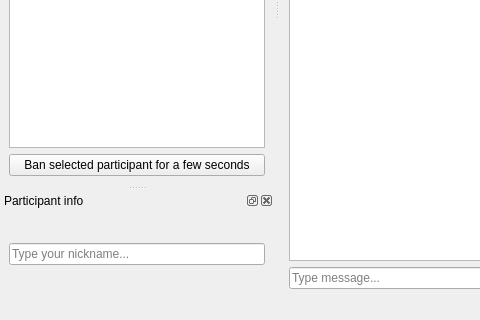
Old version of the form main_view.ui in the repository rasmadeus/rogiichat; both pictures show x 0 to 480 and y 280 to 600 of the 800 by 600 pixel window.
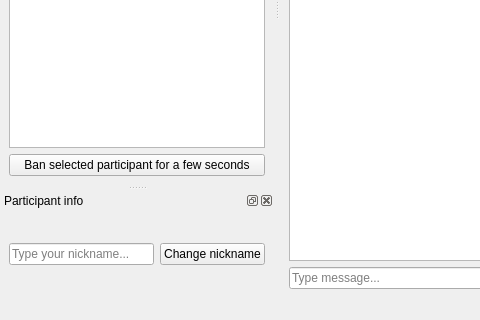
New version of the form. Custom widgets are drawn as their Qt base class.

Patch:
```diff
--- a/main_view.ui
+++ b/main_view.ui
@@ -75,7 +75,7 @@
     <number>1</number>
    </attribute>
    <widget class="QWidget" name="dockWidgetContents">
-    <layout class="QVBoxLayout" name="participantInfoLayout">
+    <layout class="QHBoxLayout" name="horizontalLayout_2">
      <item>
       <widget class="QLineEdit" name="participantNameLineEdit">
        <property name="text">
@@ -89,6 +89,13 @@
        </property>
       </widget>
      </item>
+     <item>
+      <widget class="QPushButton" name="changeNameButton">
+       <property name="text">
+        <string>Change nickname</string>
+       </property>
+      </widget>
+     </item>
     </layout>
    </widget>
   </widget>
```
